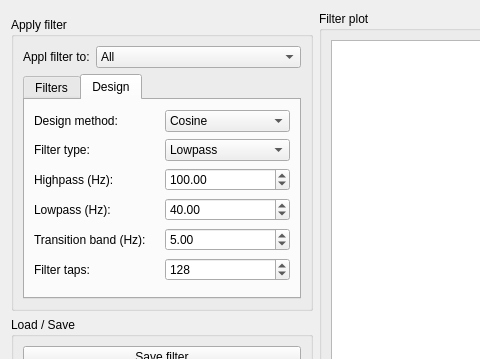
The window that MNE/disp/filterwindowwidget.ui (mne-tools/mne-cpp) describes before a commit, drawn with Qt 5; both pictures show x 0 to 480 and y 0 to 359 of the 924 by 466 pixel window.
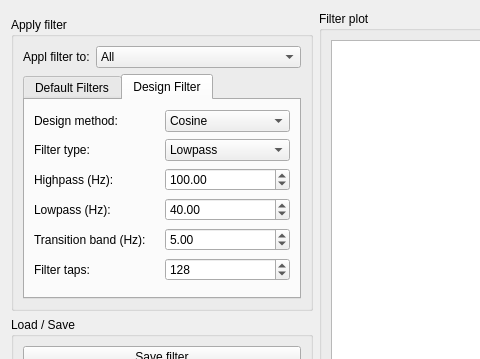
The same window after the commit. The open tabs and pages were chosen to show the change.

Commit message: - change user designed filter activation to different tab

Patch:
```diff
--- a/MNE/disp/filterwindowwidget.ui
+++ b/MNE/disp/filterwindowwidget.ui
@@ -100,7 +100,7 @@
           </property>
           <widget class="QWidget" name="List">
            <attribute name="title">
-            <string>Filters</string>
+            <string>Default Filters</string>
            </attribute>
            <layout class="QFormLayout" name="formLayout_3">
             <item row="1" column="0">
@@ -157,7 +157,7 @@
           </widget>
           <widget class="QWidget" name="Design">
            <attribute name="title">
-            <string>Design</string>
+            <string>Design Filter</string>
            </attribute>
            <layout class="QHBoxLayout" name="horizontalLayout_4">
             <item>
```
Left out of the diff: 96 changed lines with no effect on the pictures. The commit also changes 2 other files.
